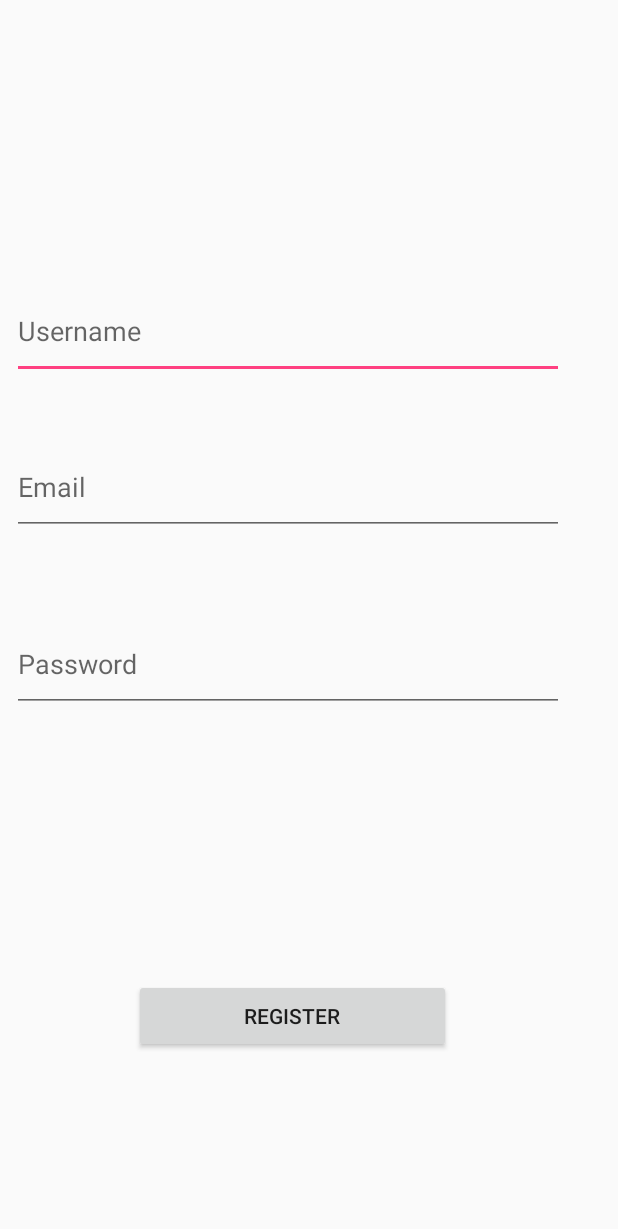
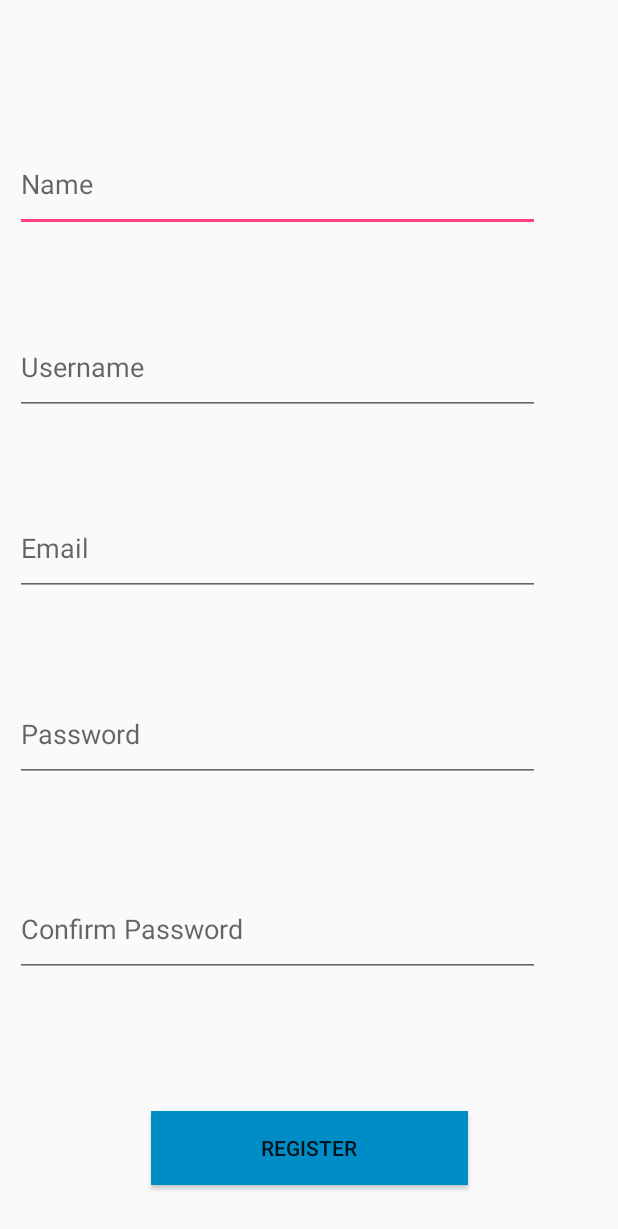
Before and after one commit to chashikajw/Hudl, an Android app: the Register screen opened directly, with no data from a screen before it, on a phone screen of 412 x 824 dp. Shown: the top 1229 px of the screen. Run offline under Robolectric (Android 15) with nearby library versions, the phone set to English and light mode, and no system bars.

Commit message:
modify the activityregisterl file

```diff
--- a/app/src/main/res/layout/activity_register.xml
+++ b/app/src/main/res/layout/activity_register.xml
@@ -7,8 +7,28 @@
     tools:context="hudlmo.interfaces.registerPage.Register">
 
     <EditText
-        android:id="@+id/editText"
-        android:layout_width="368dp"
+        android:id="@+id/nameTxt"
+        android:layout_width="350dp"
+        android:layout_height="wrap_content"
+        android:hint="Name"
+        android:paddingBottom="20dp"
+        android:ems="10"
+        android:inputType="textPersonName"
+
+        app:layout_constraintRight_toRightOf="parent"
+        app:layout_constraintLeft_toLeftOf="parent"
+        app:layout_constraintTop_toTopOf="parent"
+        android:layout_marginTop="8dp"
+        app:layout_constraintBottom_toBottomOf="parent"
+        android:layout_marginBottom="8dp"
+        android:layout_marginLeft="10dp"
+        android:layout_marginRight="8dp"
+        app:layout_constraintHorizontal_bias="0.0"
+        app:layout_constraintVertical_bias="0.122" />
+
+    <EditText
+        android:id="@+id/usernamrTxt"
+        android:layout_width="350dp"
         android:layout_height="wrap_content"
         android:hint="Username"
         android:paddingBottom="20dp"
@@ -21,35 +41,15 @@
         android:layout_marginTop="8dp"
         app:layout_constraintBottom_toBottomOf="parent"
         android:layout_marginBottom="8dp"
-        android:layout_marginLeft="8dp"
+        android:layout_marginLeft="10dp"
         android:layout_marginRight="8dp"
         app:layout_constraintHorizontal_bias="0.0"
-        app:layout_constraintVertical_bias="0.252" />
-
-    <EditText
-        android:id="@+id/editText2"
-        android:layout_width="368dp"
-        android:layout_height="wrap_content"
-        android:hint="Password"
-        android:paddingBottom="20dp"
-        android:ems="10"
-        android:inputType="numberPassword"
-
-        app:layout_constraintRight_toRightOf="parent"
-        app:layout_constraintLeft_toLeftOf="parent"
-        app:layout_constraintTop_toTopOf="parent"
-        android:layout_marginTop="8dp"
-        app:layout_constraintBottom_toBottomOf="parent"
-        android:layout_marginBottom="8dp"
-        android:layout_marginLeft="8dp"
-        android:layout_marginRight="8dp"
-        app:layout_constraintHorizontal_bias="0.0"
-        app:layout_constraintVertical_bias="0.547" />
+        app:layout_constraintVertical_bias="0.284" />
 
 
     <EditText
-        android:id="@+id/editText3"
-        android:layout_width="368dp"
+        android:id="@+id/emailTxt"
+        android:layout_width="350dp"
         android:layout_height="wrap_content"
         android:hint="Email"
         android:paddingBottom="20dp"
@@ -62,13 +62,53 @@
         android:layout_marginTop="8dp"
         app:layout_constraintBottom_toBottomOf="parent"
         android:layout_marginBottom="8dp"
-        android:layout_marginLeft="8dp"
+        android:layout_marginLeft="10dp"
         android:layout_marginRight="8dp"
         app:layout_constraintHorizontal_bias="0.0"
-        app:layout_constraintVertical_bias="0.39" />
+        app:layout_constraintVertical_bias="0.444" />
+
+
+    <EditText
+        android:id="@+id/passwordTxt"
+        android:layout_width="350dp"
+        android:layout_height="wrap_content"
+        android:hint="Password"
+        android:paddingBottom="20dp"
+        android:ems="10"
+        android:inputType="textPersonName"
+
+        app:layout_constraintRight_toRightOf="parent"
+        app:layout_constraintLeft_toLeftOf="parent"
+        app:layout_constraintTop_toTopOf="parent"
+        android:layout_marginTop="8dp"
+        app:layout_constraintBottom_toBottomOf="parent"
+        android:layout_marginBottom="8dp"
+        android:layout_marginLeft="10dp"
+        android:layout_marginRight="8dp"
+        app:layout_constraintHorizontal_bias="0.0"
+        app:layout_constraintVertical_bias="0.609" />
+    <EditText
+        android:id="@+id/confirmPasswordTxt"
+        android:layout_width="350dp"
+        android:layout_height="wrap_content"
+        android:hint="Confirm Password"
+        android:paddingBottom="20dp"
+        android:ems="10"
+        android:inputType="numberPassword"
+
+        app:layout_constraintRight_toRightOf="parent"
+        app:layout_constraintLeft_toLeftOf="parent"
+        app:layout_constraintBottom_toBottomOf="parent"
+        android:layout_marginBottom="8dp"
+        android:layout_marginLeft="10dp"
+        android:layout_marginRight="8dp"
+        app:layout_constraintHorizontal_bias="0.0"
+        app:layout_constraintTop_toTopOf="parent"
+        android:layout_marginTop="8dp"
+        app:layout_constraintVertical_bias="0.781" />
 
     <Button
-        android:id="@+id/button2"
+        android:id="@+id/registerBtn"
         android:layout_width="211dp"
         android:layout_height="49dp"
         android:layout_marginBottom="8dp"
@@ -76,12 +116,13 @@
         android:layout_marginRight="8dp"
         android:layout_marginTop="8dp"
         android:text="Register"
+        android:background="#008dc7"
         app:layout_constraintBottom_toBottomOf="parent"
-        app:layout_constraintHorizontal_bias="0.439"
+        app:layout_constraintHorizontal_bias="0.503"
         app:layout_constraintLeft_toLeftOf="parent"
         app:layout_constraintRight_toRightOf="parent"
         app:layout_constraintTop_toTopOf="parent"
-        app:layout_constraintVertical_bias="0.85" />
+        app:layout_constraintVertical_bias="0.966" />
 
 
 </android.support.constraint.ConstraintLayout>
```
